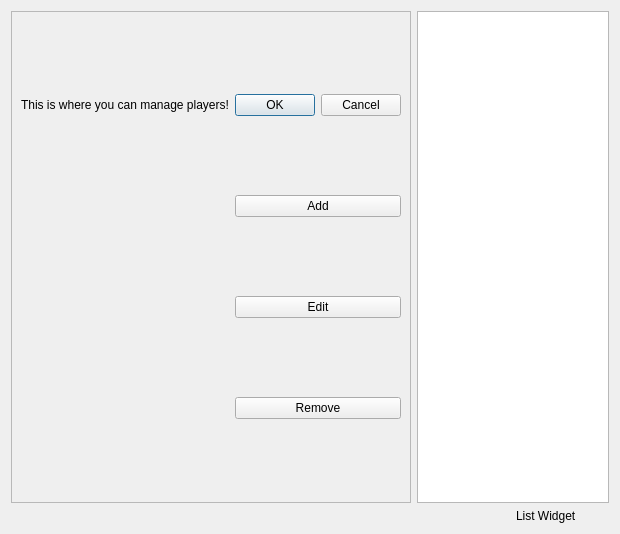
Before: the Qt Designer form manageplayermenu.ui in dartbois/CombinedDarts, drawn with Qt 5.
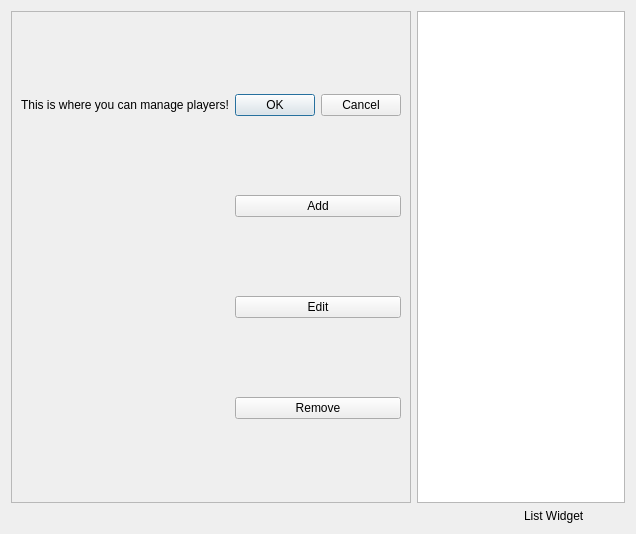
After: the same form once the commit is applied.

Commit message: player remove is go

Patch:
```diff
--- a/manageplayermenu.ui
+++ b/manageplayermenu.ui
@@ -6,7 +6,7 @@
    <rect>
     <x>0</x>
     <y>0</y>
-    <width>620</width>
+    <width>636</width>
     <height>534</height>
    </rect>
   </property>
```
Left out of the diff: 48 changed lines with no effect on the pictures. The commit also changes 2 other files.
